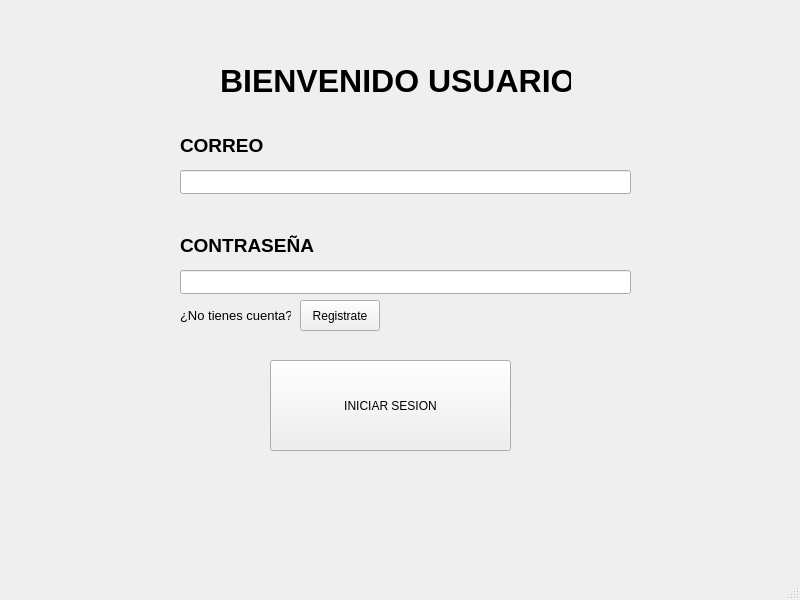
Qt form Fase2/main/Login.ui (Kevin-alvarez1/PROYECTO_MULTIFASES_RED_SOCIAL) before a commit.
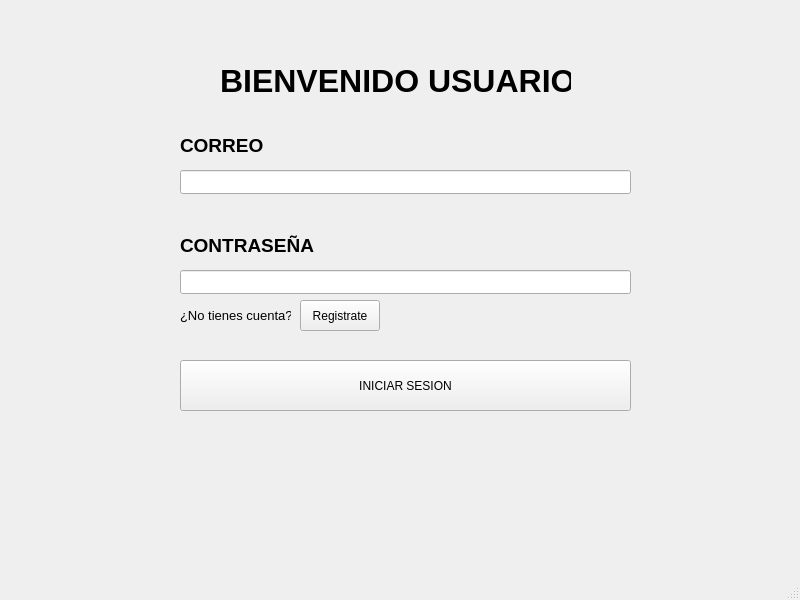
The same form after that commit.

Patch:
```diff
--- a/Fase2/main/Login.ui
+++ b/Fase2/main/Login.ui
@@ -17,10 +17,10 @@
    <widget class="QPushButton" name="InicioSesion_btn">
     <property name="geometry">
      <rect>
-      <x>270</x>
+      <x>180</x>
       <y>360</y>
-      <width>241</width>
-      <height>91</height>
+      <width>451</width>
+      <height>51</height>
      </rect>
     </property>
     <property name="text">
```
Left out of the diff: 3 changed lines with no effect on the pictures.
